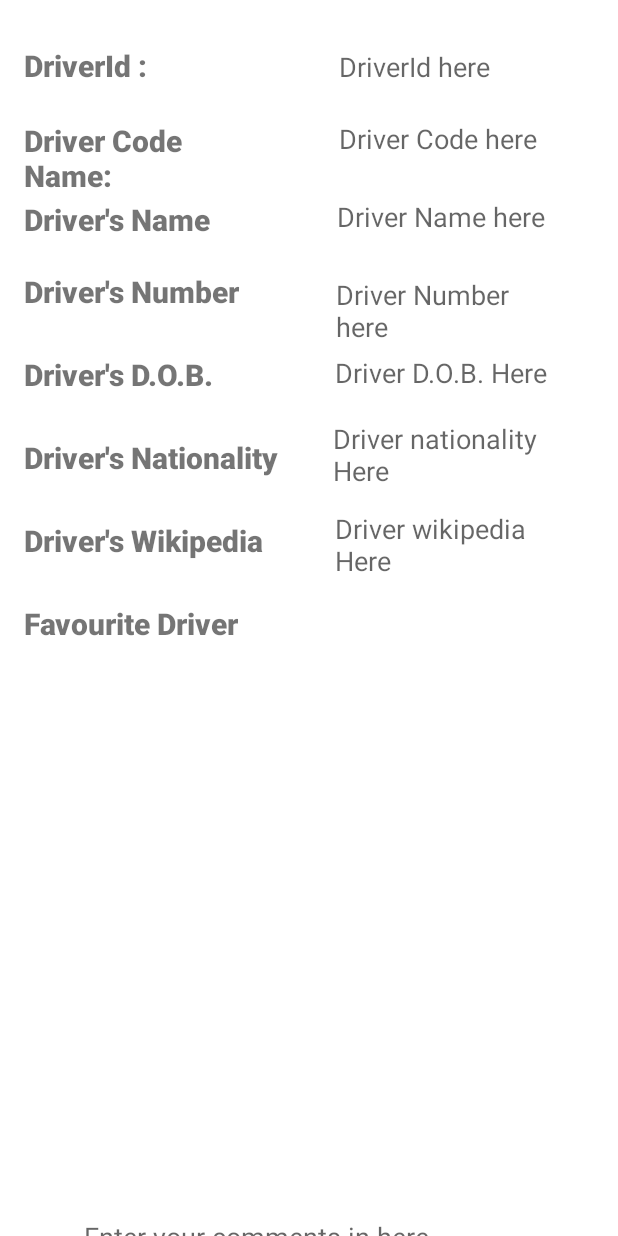
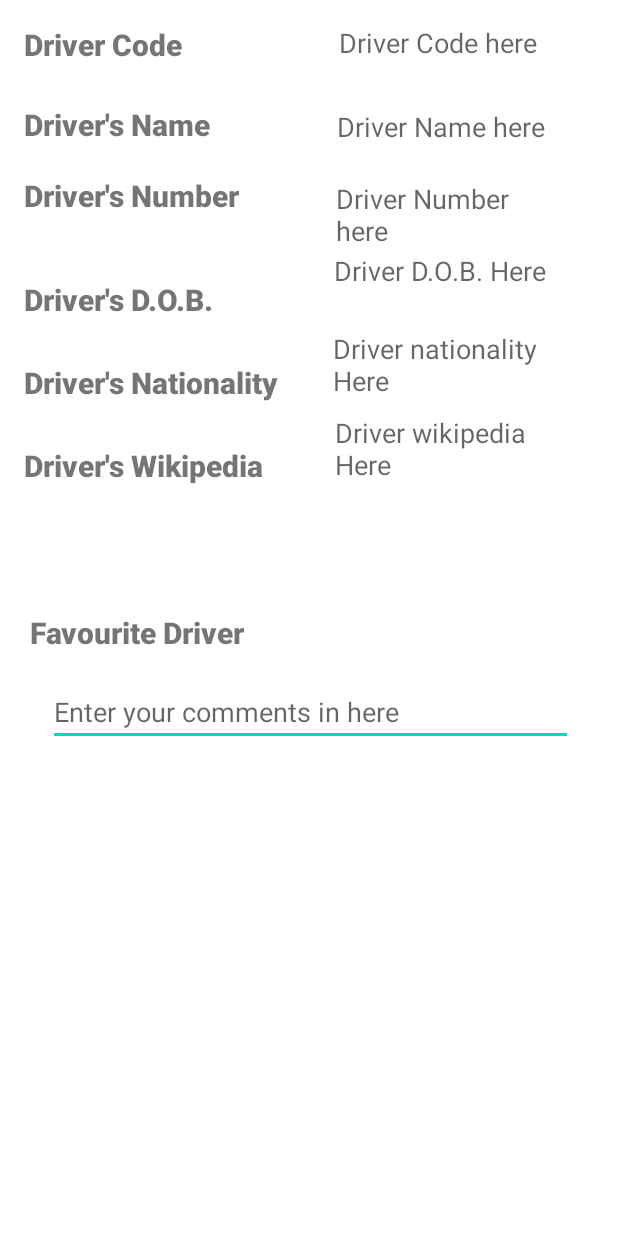
Before and after one commit to Derek-n00192978/F1DriverApp, an Android app: the layout editor_fragment.xml on its own in the app's theme, with its tools: preview values and no code run, on a phone screen of 412 x 824 dp. Run offline under Robolectric (Android 15) with nearby library versions, the phone set to English and light mode, and no system bars.

Commit message:
App running and loading second fragment

```diff
--- a/app/src/main/java/com/example/f1driverapp/MainFragment.kt
+++ b/app/src/main/java/com/example/f1driverapp/MainFragment.kt
@@ -9,7 +9,6 @@ import android.view.ViewGroup
 import androidx.appcompat.app.AppCompatActivity
 import androidx.lifecycle.Observer
 import androidx.lifecycle.ViewModelProvider
-import androidx.navigation.NavDirections
 import androidx.navigation.fragment.findNavController
 import androidx.recyclerview.widget.DividerItemDecoration
 import androidx.recyclerview.widget.LinearLayoutManager
@@ -72,8 +71,8 @@ class MainFragment  : Fragment(),
 
         // Log - print out to logcat to help with debugging if errors occur
         // TAG is a constant defined in Constants.kt - you can search yhe logcat using this TAG to help with debugging errors
-        Log.i(TAG, "onItemClick : Received Driver name ${driver.givenName}")
-        val action = MainFragmentDirections.actionMainFragmentToEditorFragment()
+        Log.i(TAG, "onItemClick : Received Driver name ${driver}")
+        val action = MainFragmentDirections.actionMainFragmentToEditorFragment(driver)
         findNavController().navigate(action)
     }
 
--- a/app/src/main/res/layout/editor_fragment.xml
+++ b/app/src/main/res/layout/editor_fragment.xml
@@ -8,40 +8,15 @@
     tools:context=".EditorFragment"
     >
 
-    <TextView
-        android:id="@+id/titleMainHeading"
-        android:layout_width="150dp"
-        android:layout_height="wrap_content"
-        android:layout_marginStart="16dp"
-        android:layout_marginTop="30dp"
-        android:fontFamily="sans-serif-black"
-        android:text="DriverId : "
-        android:textSize="20sp"
-        app:layout_constraintStart_toStartOf="parent"
-        app:layout_constraintTop_toTopOf="parent" />
-
-
-    <TextView
-        android:id="@+id/driverId"
-        android:layout_width="150dp"
-        android:layout_height="wrap_content"
-        android:layout_marginStart="60dp"
-        android:layout_marginTop="32dp"
-        android:hint="DriverId"
-        android:textAppearance="@style/TextAppearance.AppCompat.Medium"
-        app:layout_constraintStart_toEndOf="@+id/titleMainHeading"
-        app:layout_constraintTop_toTopOf="parent"
-        tools:ignore="Autofill,MissingConstraints"
-        tools:text="DriverId here" />
 
     <TextView
         android:id="@+id/titleHeading"
         android:layout_width="150dp"
         android:layout_height="wrap_content"
         android:layout_marginStart="16dp"
-        android:layout_marginTop="80dp"
+        android:layout_marginTop="16dp"
         android:fontFamily="sans-serif-black"
-        android:text="Driver Code Name: "
+        android:text="Driver Code "
         android:textSize="20sp"
         app:layout_constraintStart_toStartOf="parent"
         app:layout_constraintTop_toTopOf="parent" />
@@ -51,7 +26,7 @@
         android:layout_width="150dp"
         android:layout_height="wrap_content"
         android:layout_marginStart="60dp"
-        android:layout_marginTop="80dp"
+        android:layout_marginTop="16dp"
         android:hint="Driver code"
         android:textAppearance="@style/TextAppearance.AppCompat.Medium"
         app:layout_constraintStart_toEndOf="@+id/titleHeading"
@@ -60,51 +35,53 @@
         tools:text="Driver Code here" />
 
     <TextView
-        android:id="@+id/givenName"
+        android:id="@+id/givenNameHeading"
         android:layout_width="wrap_content"
         android:layout_height="wrap_content"
         android:layout_marginStart="16dp"
-        android:layout_marginTop="28dp"
+        android:layout_marginTop="26dp"
         android:fontFamily="sans-serif-black"
         android:text="Driver's Name "
         android:textSize="20sp"
         app:layout_constraintStart_toStartOf="parent"
-        app:layout_constraintTop_toBottomOf="@+id/code" />
+        app:layout_constraintTop_toBottomOf="@+id/titleHeading" />
+
 
     <TextView
-        android:id="@+id/Name"
+        android:id="@+id/givenName"
         android:layout_width="150dp"
         android:layout_height="wrap_content"
         android:layout_marginStart="80dp"
-        android:layout_marginTop="132dp"
+        android:layout_marginTop="72dp"
         android:hint="Driver Name"
         android:textAppearance="@style/TextAppearance.AppCompat.Medium"
-        app:layout_constraintStart_toEndOf="@+id/givenName"
+        app:layout_constraintStart_toEndOf="@+id/givenNameHeading"
         app:layout_constraintTop_toTopOf="parent"
         tools:ignore="Autofill,MissingConstraints"
         tools:text="Driver Name here" />
 
+
     <TextView
-        android:id="@+id/permanentNo"
+        android:id="@+id/permanentNumber"
         android:layout_width="wrap_content"
         android:layout_height="wrap_content"
         android:layout_marginStart="16dp"
-        android:layout_marginTop="76dp"
+        android:layout_marginTop="20dp"
         android:fontFamily="sans-serif-black"
         android:text="Driver's Number "
         android:textSize="20sp"
         app:layout_constraintStart_toStartOf="parent"
-        app:layout_constraintTop_toBottomOf="@+id/code" />
+        app:layout_constraintTop_toBottomOf="@id/givenNameHeading" />
 
     <TextView
-        android:id="@+id/permanentnumber"
+        android:id="@+id/permanentNo"
         android:layout_width="150dp"
         android:layout_height="wrap_content"
         android:layout_marginStart="60dp"
-        android:layout_marginTop="184dp"
+        android:layout_marginTop="120dp"
         android:hint="Driver number"
         android:textAppearance="@style/TextAppearance.AppCompat.Medium"
-        app:layout_constraintStart_toEndOf="@+id/permanentNo"
+        app:layout_constraintStart_toEndOf="@id/permanentNumber"
         app:layout_constraintTop_toTopOf="parent"
         tools:ignore="Autofill,MissingConstraints"
         tools:text="Driver Number here" />
@@ -114,7 +91,7 @@
         android:layout_width="wrap_content"
         android:layout_height="wrap_content"
         android:layout_marginStart="16dp"
-        android:layout_marginTop="28dp"
+        android:layout_marginTop="20dp"
         android:fontFamily="sans-serif-black"
         android:text="Driver's D.O.B. "
         android:textSize="20sp"
@@ -125,8 +102,8 @@
         android:id="@+id/dob"
         android:layout_width="150dp"
         android:layout_height="wrap_content"
-        android:layout_marginStart="76dp"
-        android:layout_marginTop="236dp"
+        android:layout_marginStart="75dp"
+        android:layout_marginTop="168dp"
         android:hint="Driver number"
         android:textAppearance="@style/TextAppearance.AppCompat.Medium"
         app:layout_constraintStart_toEndOf="@+id/doba"
@@ -151,7 +128,7 @@
         android:layout_width="150dp"
         android:layout_height="wrap_content"
         android:layout_marginStart="32dp"
-        android:layout_marginTop="280dp"
+        android:layout_marginTop="220dp"
         android:hint="Driver nat"
         android:textAppearance="@style/TextAppearance.AppCompat.Medium"
         app:layout_constraintStart_toEndOf="@+id/nata"
@@ -176,7 +153,7 @@
         android:layout_width="150dp"
         android:layout_height="wrap_content"
         android:layout_marginStart="48dp"
-        android:layout_marginTop="340dp"
+        android:layout_marginTop="276dp"
         android:hint="Driver url"
         android:textAppearance="@style/TextAppearance.AppCompat.Medium"
         app:layout_constraintStart_toEndOf="@id/urla"
@@ -188,25 +165,25 @@
         android:id="@+id/myFav"
         android:layout_width="wrap_content"
         android:layout_height="wrap_content"
-        android:layout_marginStart="16dp"
-        android:layout_marginTop="28dp"
+        android:layout_marginStart="20dp"
+        android:layout_marginTop="84dp"
         android:fontFamily="sans-serif-black"
         android:text="Favourite Driver"
         android:textSize="20sp"
         app:layout_constraintStart_toStartOf="parent"
-        app:layout_constraintTop_toBottomOf="@+id/urla"/>
+        app:layout_constraintTop_toBottomOf="@+id/urla" />
 
     <EditText
         android:id="@+id/myNotes"
         android:layout_width="match_parent"
         android:layout_height="wrap_content"
-        android:layout_marginStart="52dp"
-        android:layout_marginTop="400dp"
+        android:layout_marginStart="32dp"
+        android:layout_marginTop="44dp"
         android:layout_marginEnd="30dp"
         android:hint="Enter your comments in here"
         app:layout_constraintEnd_toEndOf="parent"
         app:layout_constraintHorizontal_bias="0.0"
         app:layout_constraintStart_toStartOf="parent"
-        app:layout_constraintTop_toTopOf="@+id/myFav"/>
+        app:layout_constraintTop_toTopOf="@+id/myFav" />
 
 </androidx.constraintlayout.widget.ConstraintLayout>
```
Also changed, not shown: app/build.gradle (+3 -4 lines), app/src/main/java/com/example/f1driverapp/EditorFragment.kt (+13 -11 lines), app/src/main/java/com/example/f1driverapp/EditorViewModel.kt (+26 -26 lines), app/src/main/res/layout/fragment_main.xml (+6 -5 lines), app/src/main/res/navigation/nav_graph.xml (+7 -0 lines).
